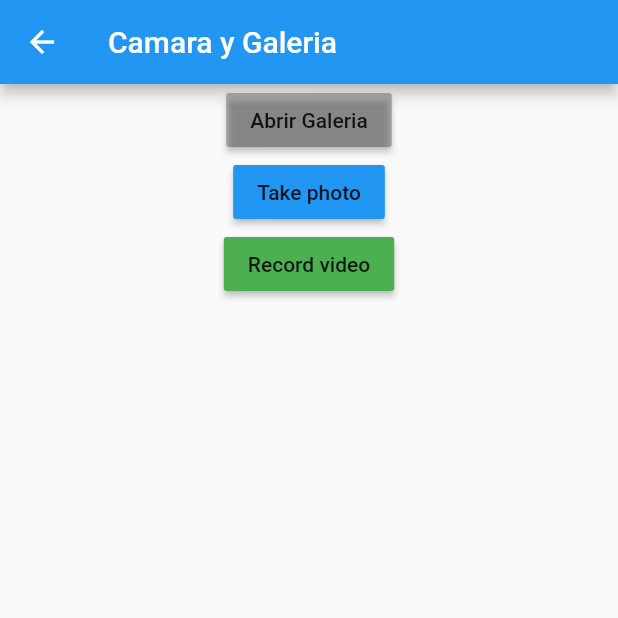
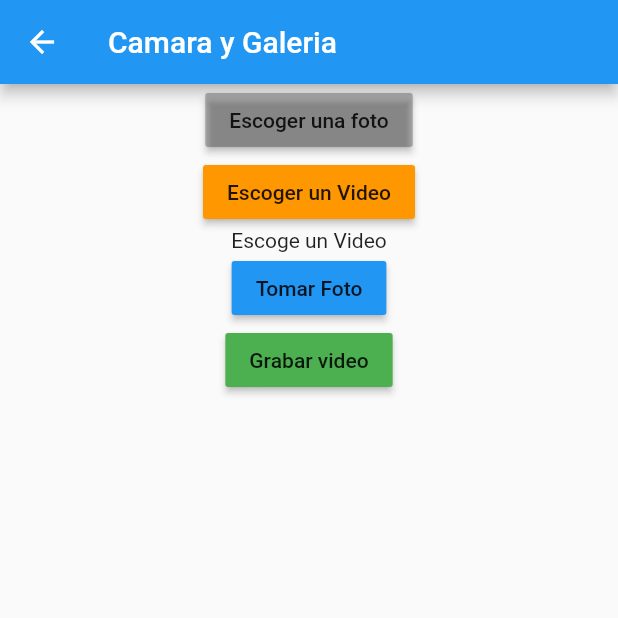
Before and after one commit to marioalmeida164/Implementacion, a Flutter app: the CamaraView screen opened directly, on a phone screen of 412 x 824 dp, the top half of it. Run offline on Flutter 3.47's test engine with Material 2 defaults, Android fonts, the phone set to English and light mode, and no system bars; our stand-ins replace gallery_saver, image_picker, video_player; missing offline and left inert: image_picker_gallery_camera; network calls fail.

Commit message:
Version Final

```diff
--- a/lib/app/camara_view.dart
+++ b/lib/app/camara_view.dart
@@ -4,6 +4,7 @@ import 'package:flutter/material.dart';
 import 'package:gallery_saver/gallery_saver.dart';
 import 'package:image_picker/image_picker.dart';
 import 'package:image_picker_gallery_camera/image_picker_gallery_camera.dart';
+import 'package:video_player/video_player.dart';
 
 class CamaraView extends StatefulWidget {
   @override
@@ -12,9 +13,13 @@ class CamaraView extends StatefulWidget {
 
 class _CamaraViewState extends State<CamaraView> {
   File _image;
+  File _imageFile;
+  File _videoFile;
+  File _videoFileCamera;
   double textSize = 20;
-  String firstButtonText = 'Take photo';
-  String secondButtonText = 'Record video';
+  String firstButtonText = 'Tomar Foto';
+  String secondButtonText = 'Grabar video';
+  VideoPlayerController _controller;
 
   Future getImage(ImgSource source) async {
     var image = await ImagePickerGC.pickImage(
@@ -28,6 +33,16 @@ class _CamaraViewState extends State<CamaraView> {
     setState(() {
       _image = image;
     });
+  }
+
+  void _pickVideo() async {
+    var video = await ImagePicker().getVideo(source: ImageSource.gallery);
+    _videoFile = File(video.path);
+    _controller = VideoPlayerController.file(_videoFile)
+      ..initialize().then((_) {
+        setState(() {});
+        _controller.play();
+      });
   }
 
   @override
@@ -46,20 +61,36 @@ class _CamaraViewState extends State<CamaraView> {
                     onPressed: () {
                       getImage(ImgSource.Gallery);
                     },
-                    child: Text('Abrir Galeria'),
+                    child: Text('Escoger una foto'),
                     color: Colors.black26,
                   ),
                 ),
                 Align(
                   child: MaterialButton(
-                    onPressed: _takePhoto,
+                    onPressed: (_pickVideo),
+                    child: Text('Escoger un Video'),
+                    color: Colors.orange,
+                  ),
+                ),
+                if (_videoFile != null)
+                  _controller.value.initialized
+                      ? AspectRatio(
+                          aspectRatio: _controller.value.aspectRatio,
+                          child: VideoPlayer(_controller),
+                        )
+                      : Container()
+                else
+                  Text("Escoge un Video"),
+                Align(
+                  child: MaterialButton(
+                    onPressed: (_takePhoto),
                     child: Text(firstButtonText),
                     color: Colors.blue,
                   ),
                 ),
                 Align(
                   child: MaterialButton(
-                    onPressed: _recordVideo,
+                    onPressed: (_recordVideo),
                     child: Text(secondButtonText),
                     color: Colors.green,
                   ),
@@ -78,38 +109,22 @@ class _CamaraViewState extends State<CamaraView> {
   }
 
   void _takePhoto() async {
-    ImagePicker.pickImage(source: ImageSource.camera)
-        .then((File recordedImage) {
-      if (recordedImage != null && recordedImage.path != null) {
-        setState(() {
-          firstButtonText = 'saving in progress...';
-        });
-        GallerySaver.saveImage(recordedImage.path).then((bool success) {
-          setState(() {
-            firstButtonText = 'image saved!';
-          });
-        });
-      }
+    var picture = await ImagePicker().getImage(source: ImageSource.camera);
+    if (picture != null && picture.path != null) {
+      GallerySaver.saveImage(picture.path);
+    }
+    setState(() {
+      _imageFile = File(picture.path);
     });
   }
 
   void _recordVideo() async {
-    try {
-      ImagePicker.pickVideo(source: ImageSource.camera)
-          .then((File recordedVideo) {
-        if (recordedVideo != null && recordedVideo.path != null) {
-          setState(() {
-            secondButtonText = 'saving in progress...';
-          });
-          GallerySaver.saveVideo(recordedVideo.path).then((bool success) {
-            setState(() {
-              secondButtonText = 'video saved!';
-            });
-          });
-        }
-      });
-    } catch (e) {
-      print(e);
+    var video = await ImagePicker().getVideo(source: ImageSource.camera);
+    if (video != null && video.path != null) {
+      GallerySaver.saveVideo(video.path);
     }
+    setState(() {
+      _videoFileCamera = File(video.path);
+    });
   }
 }
--- a/pubspec.yaml
+++ b/pubspec.yaml
@@ -29,8 +29,10 @@ dependencies:
   # Use with the CupertinoIcons class for iOS style icons.
   cupertino_icons: ^1.0.0
   dio: 3.0.10
-  image_picker_gallery_camera: 0.1.6
-  gallery_saver: 2.0.1
+  image_picker_gallery_camera: ^0.1.6
+  gallery_saver: ^2.0.1
+  video_player: ^0.11.0
+  image_picker: ^0.6.7+11
 
 dev_dependencies:
   flutter_test:
```
Also changed, not shown: pubspec.lock.
